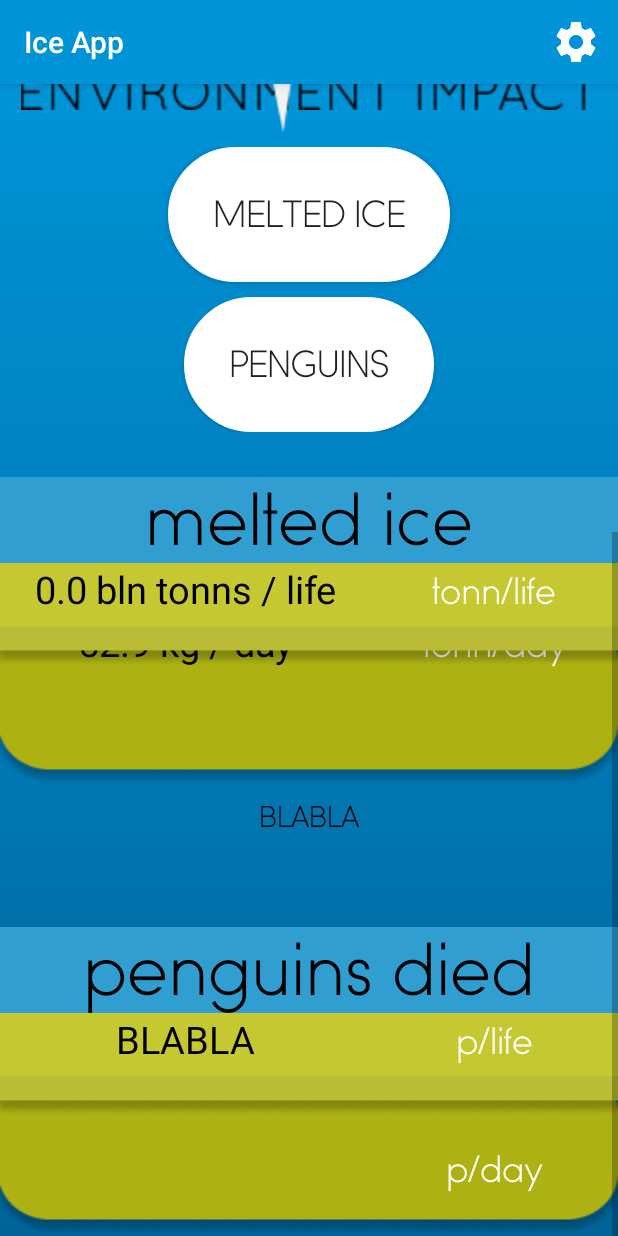
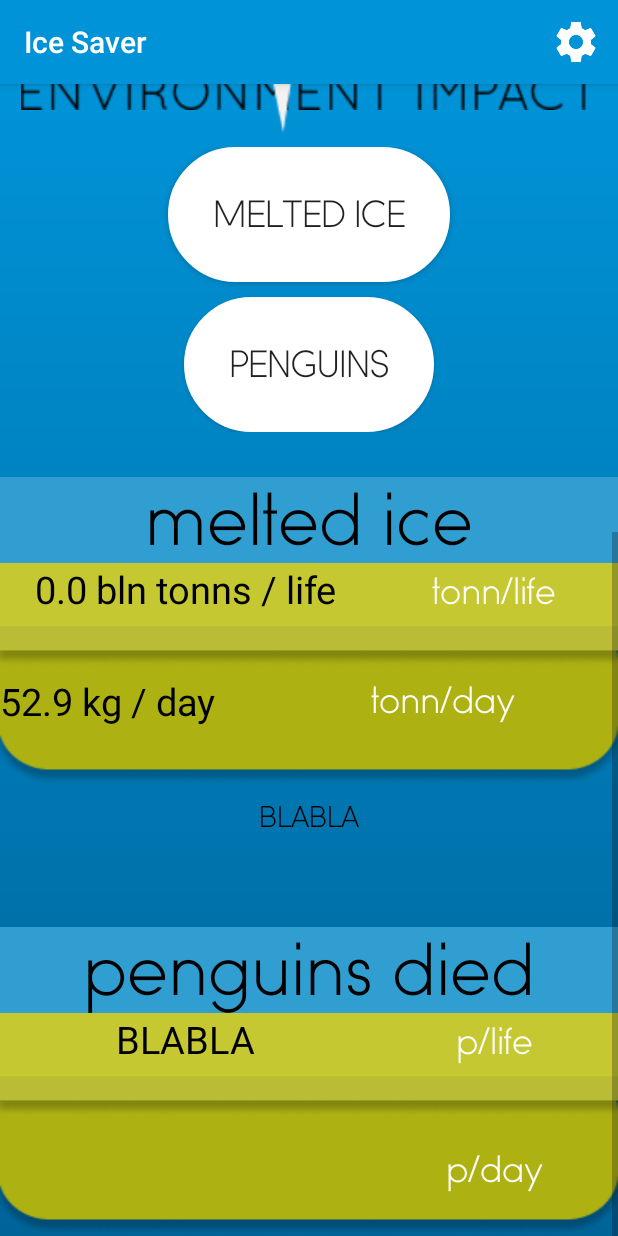
Before and after one commit to Urpanium/IceSaver, an Android app: the MainActivity screen opened directly, with no data from a screen before it, scrolled down 488 dp, on a phone screen of 412 x 824 dp. Run offline under Robolectric (Android 15) with nearby library versions, the phone set to English and light mode, and no system bars; 5 statements that could not run were skipped.

Commit message:
Something done

```diff
--- a/app/src/main/AndroidManifest.xml
+++ b/app/src/main/AndroidManifest.xml
@@ -5,9 +5,8 @@
 
     <application
         android:allowBackup="true"
-        android:icon="@mipmap/ic_launcher"
+        android:icon="@drawable/ic_launcher"
         android:label="@string/app_name"
-        android:roundIcon="@mipmap/ic_launcher_round"
         android:supportsRtl="true"
         android:theme="@style/AppTheme"
 
--- a/app/src/main/res/layout/main_activity.xml
+++ b/app/src/main/res/layout/main_activity.xml
@@ -141,7 +141,8 @@
                             android:orientation="horizontal"
                             android:weightSum="1"
                             android:background="@drawable/main_text_background_green_second"
-                            android:layout_marginTop="35dp">
+                            android:layout_marginTop="35dp"
+                            android:gravity="center">
 
                             <TextView
                                 android:id="@+id/main_melted_ice_per_day"
@@ -153,7 +154,6 @@
                                 android:text=""
                                 android:textSize="25sp"
                                 android:textColor="@color/primaryText"
-                                android:gravity="center"
                                 />
 
                             <TextView
@@ -166,8 +166,6 @@
                                 android:text="@string/main_tonn_day"
                                 android:textSize="25sp"
                                 android:textColor="@color/white"
-
-                                android:gravity="center"
                                 />
                         </LinearLayout>
 
--- a/app/src/main/res/values/strings.xml
+++ b/app/src/main/res/values/strings.xml
@@ -1,5 +1,5 @@
 <resources>
-    <string name="app_name">Ice App</string>
+    <string name="app_name">Ice Saver</string>
     <string name="logo">Crutch</string>
     <string name="start_start">Start</string>
     <string name="blank_car">Car availability</string>
@@ -41,6 +41,19 @@
     <string name="add_penguin_title">penguins</string>
     <string name="main_ice_melt_per_day">kg / day</string>
     <string name="main_ice_melt_per_life">bln tonns / life</string>
-
+    <string-array name="tips">
+        <item>Switch your computer to standby every time you stop working on it: during lunch break and other urgent matters.</item>
+        <item>Turn off the office computer at night and before the weekend.</item>
+        <item>Unplug the power cord when you finish working with appliances.</item>
+        <item>Eat less meat.</item>
+        <item>Walk, change to more efficient cars, use bicycles.</item>
+        <item>Travel by train.</item>
+        <item>Suggest to friends to go by one car, but full, instead of two, but half-empty, in your country trips.</item>
+        <item>Consume responsibly. Do not buy more than you need. Do not buy what you do not need.</item>
+        <item>For grocery shopping, use fabric bags.</item>
+        <item>If possible, purchase products in cardboard boxes.</item>
+        <item>Use plastic bags several times.</item>
+    </string-array>
+    <string name="notification_title">Ice Saver Tip</string>
 
 </resources>
```
Also changed, not shown: app/src/main/java/com/tuc/icesaver/MainActivity.java (+30 -2 lines).
